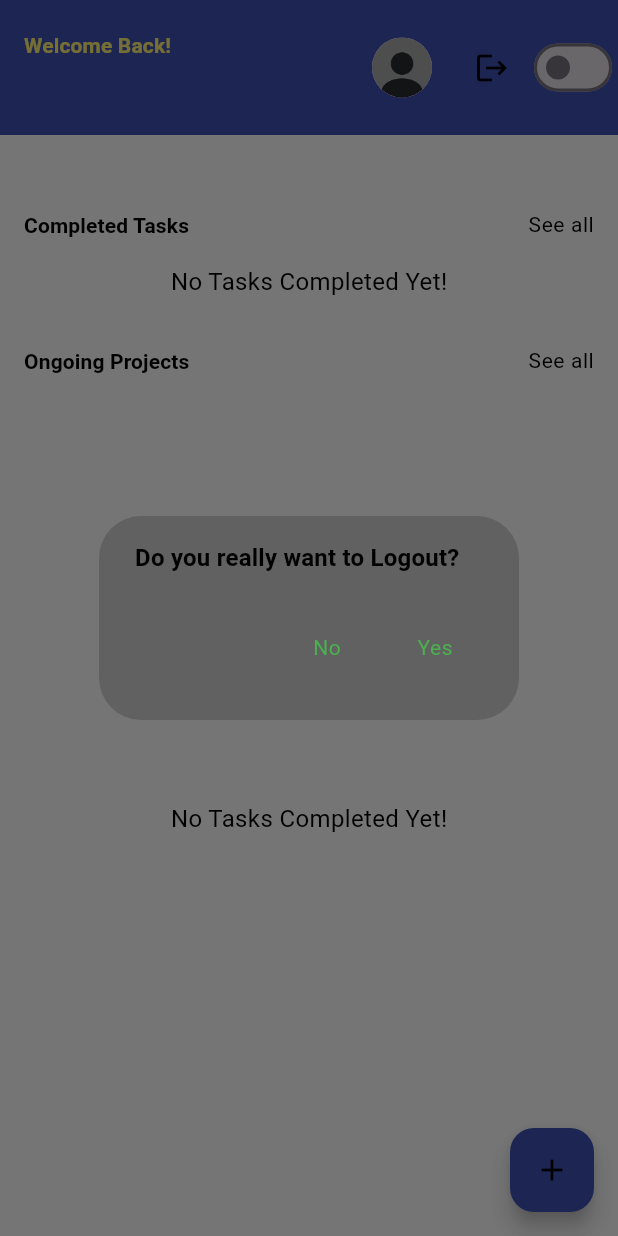
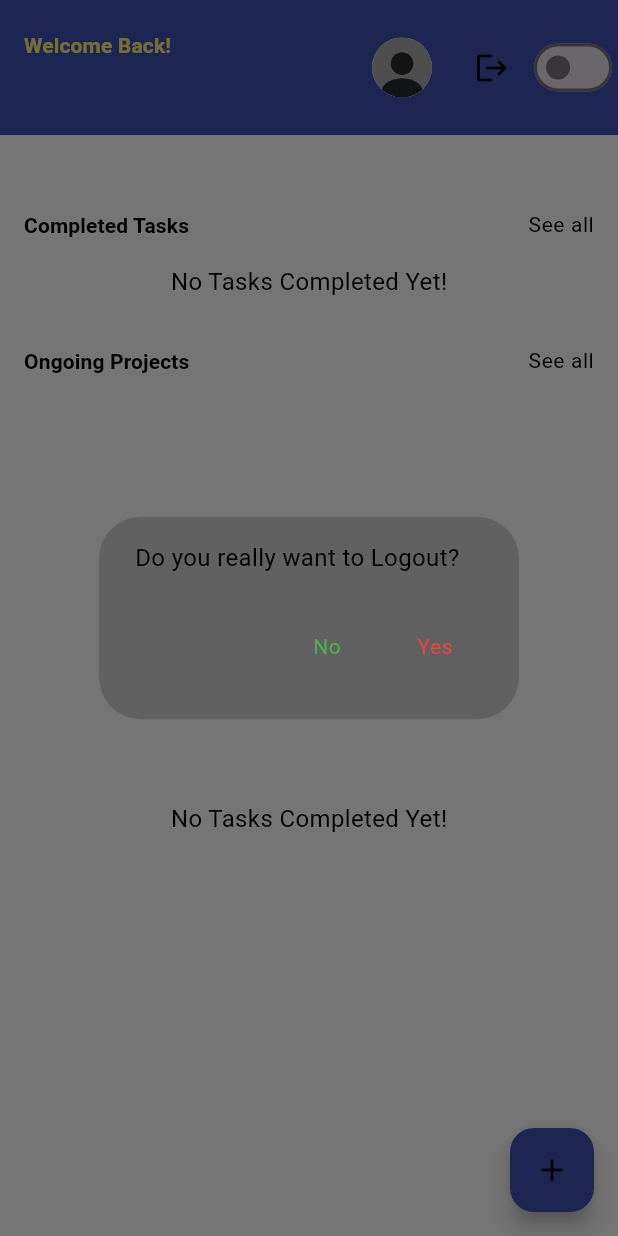
Before and after one commit to Siddiqui145/mini_task_hub, a Flutter app: the DashboardScreen screen opened directly, after a tap on the "logout" icon, on a phone screen of 412 x 824 dp. Run offline on Flutter 3.47's test engine with Material 3 defaults, Android fonts, the phone set to English and light mode, and no system bars; our stand-ins replace cloud_firestore, firebase_auth, firebase_core, flutter_bloc; accounts and stored records are empty.

Commit message:
alert dialog fixes

```diff
--- a/lib/dashboard/dashboard_screen.dart
+++ b/lib/dashboard/dashboard_screen.dart
@@ -23,7 +23,7 @@ class _DashboardScreenState extends State<DashboardScreen> {
     showDialog(context: context, builder: (context) {
       return AlertDialog(
         content: Text("Do you really want to Logout?",
-        style: Theme.of(context).textTheme.titleMedium,),
+        style: Theme.of(context).textTheme.bodyMedium,),
         actions: [
           TextButton(
           onPressed: () => Navigator.of(context).pop(),
@@ -39,7 +39,7 @@ class _DashboardScreenState extends State<DashboardScreen> {
             Navigator.of(context).pushReplacement(MaterialPageRoute(builder: (context) => LoginScreen()));
           },
           child: Text("Yes",style: Theme.of(context).textTheme.bodySmall!.copyWith(
-            color: Colors.green
+            color: Colors.red
           ),))
         ],
       );
--- a/lib/dashboard/task_details_screen.dart
+++ b/lib/dashboard/task_details_screen.dart
@@ -15,7 +15,7 @@ class TaskDetailScreen extends StatelessWidget {
       showDialog(context: context, builder: (context) {
       return AlertDialog(
         content: Text("Do you want to Delete this Task?",
-        style: Theme.of(context).textTheme.titleMedium,),
+        style: Theme.of(context).textTheme.bodyMedium,),
         actions: [
           TextButton(
           onPressed: () => Navigator.of(context).pop(),
@@ -32,7 +32,7 @@ class TaskDetailScreen extends StatelessWidget {
                   showSuccessMessage(context, "Task Deleted Successfully!");
           },
           child: Text("Yes",style: Theme.of(context).textTheme.bodySmall!.copyWith(
-            color: Colors.green
+            color: Colors.red
           ),))
         ],
       );
--- a/lib/themes/theme.dart
+++ b/lib/themes/theme.dart
@@ -85,6 +85,6 @@ final darkTheme = ThemeData(
     )
   ),
   dialogTheme: DialogTheme(
-    backgroundColor: Colors.yellow.shade800,
+    backgroundColor: Colors.blueGrey.shade700,
   ),
 );
```
